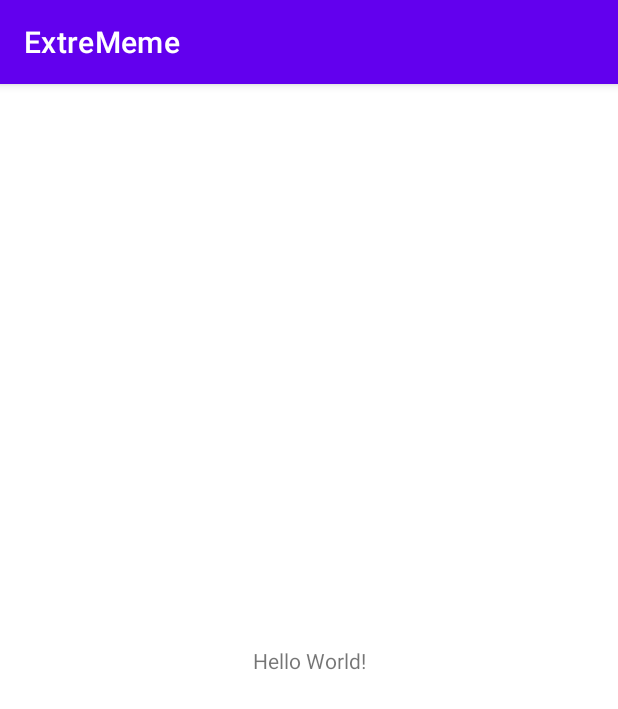
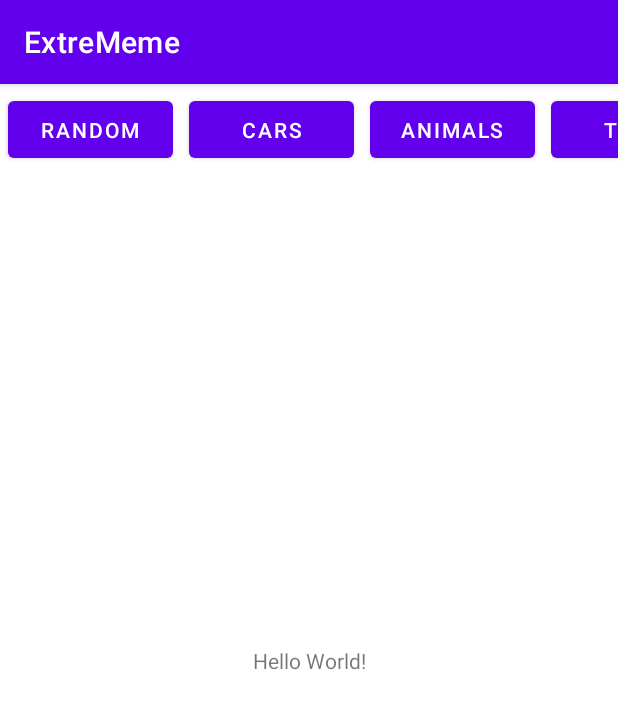
Before and after one commit to Ozzorany/ExtreMeme, an Android app: the screen it shows after launch (MainActivity), on a phone screen of 412 x 824 dp. Shown: the top 709 px of the screen. Run offline under Robolectric (Android 15) with nearby library versions, the phone set to English and light mode, and no system bars.

Commit message:
Add hardcoded categories just for feed - feeling before using the firebase data

```diff
--- a/app/src/main/res/layout/activity_main.xml
+++ b/app/src/main/res/layout/activity_main.xml
@@ -15,4 +15,70 @@
         app:layout_constraintRight_toRightOf="parent"
         app:layout_constraintTop_toTopOf="parent" />
 
+    <HorizontalScrollView
+        android:layout_width="0dp"
+        android:layout_height="wrap_content"
+        app:layout_constraintEnd_toEndOf="parent"
+        app:layout_constraintHorizontal_bias="1.0"
+        app:layout_constraintStart_toStartOf="parent"
+        app:layout_constraintTop_toTopOf="parent">
+
+        <LinearLayout
+            android:id="@+id/categoriesPanel"
+            android:layout_width="match_parent"
+            android:layout_height="wrap_content"
+            android:orientation="horizontal"
+            android:visibility="visible">
+
+            <Button
+                android:id="@+id/button7"
+                android:layout_width="110dp"
+                android:layout_height="50dp"
+                android:layout_margin="5dp"
+                android:text="Random" />
+
+            <Button
+                android:id="@+id/button3"
+                android:layout_width="110dp"
+                android:layout_height="50dp"
+                android:layout_margin="5dp"
+                android:text="Cars" />
+
+            <Button
+                android:id="@+id/button2"
+                android:layout_width="110dp"
+                android:layout_height="50dp"
+                android:layout_margin="5dp"
+                android:text="Animals" />
+
+            <Button
+                android:id="@+id/button"
+                android:layout_width="110dp"
+                android:layout_height="50dp"
+                android:layout_margin="5dp"
+                android:text="Tech" />
+
+            <Button
+                android:id="@+id/button4"
+                android:layout_width="110dp"
+                android:layout_height="50dp"
+                android:layout_margin="5dp"
+                android:text="Cars" />
+
+            <Button
+                android:id="@+id/button5"
+                android:layout_width="110dp"
+                android:layout_height="50dp"
+                android:layout_margin="5dp"
+                android:text="Family" />
+
+            <Button
+                android:id="@+id/button6"
+                android:layout_width="110dp"
+                android:layout_height="50dp"
+                android:layout_margin="5dp"
+                android:text="Politics" />
+        </LinearLayout>
+    </HorizontalScrollView>
+
 </androidx.constraintlayout.widget.ConstraintLayout>
```
